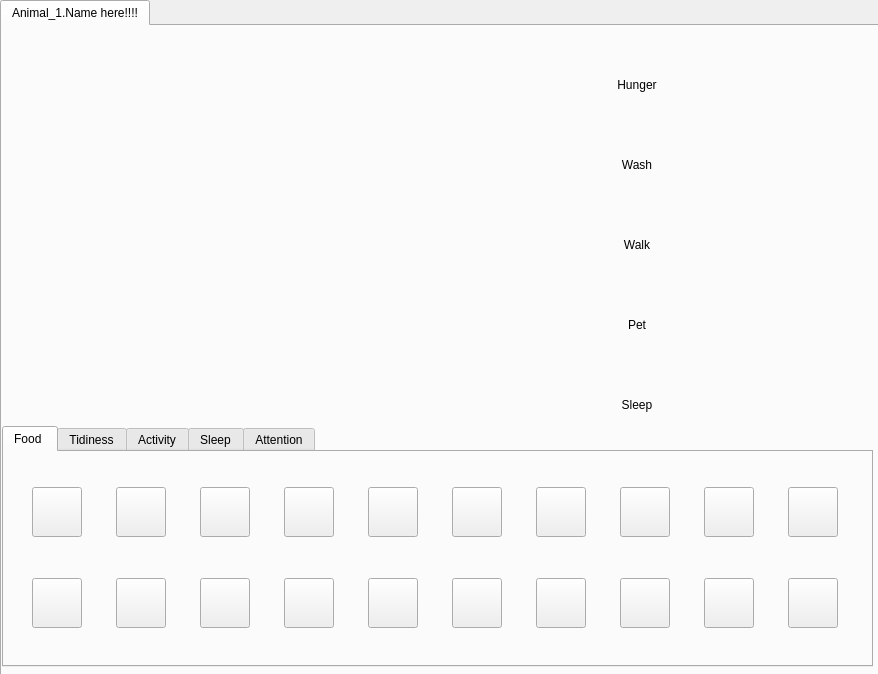
This is animalwindow.ui in lrchva/Tamagotchi as Qt 5 draws it before an edit. The edited form follows.
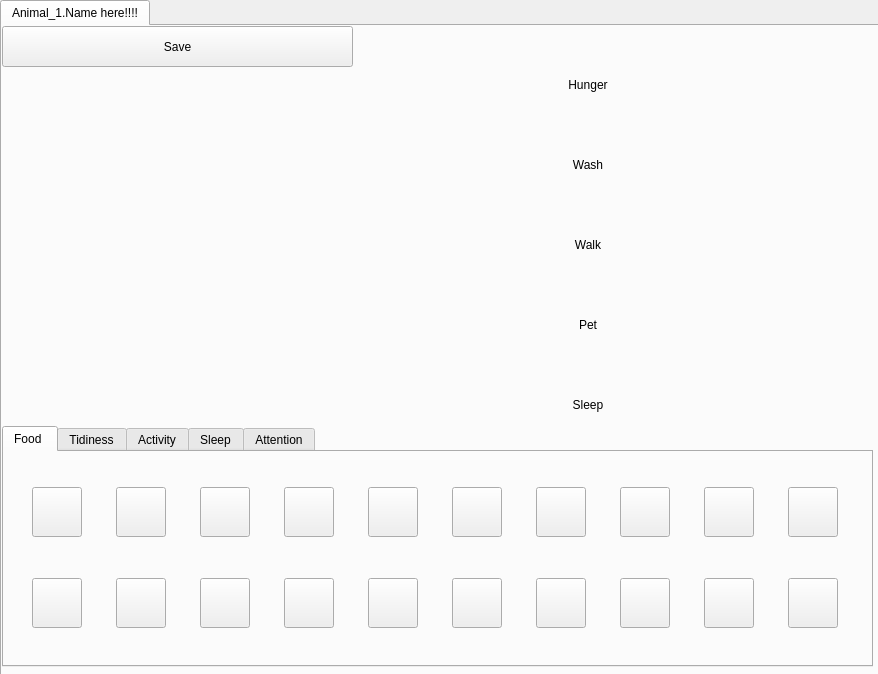
This is the edited form. The open tabs and pages were chosen to show the change. Icons and pictures are not drawn.

The edit to the form file:
```diff
--- a/animalwindow.ui
+++ b/animalwindow.ui
@@ -39,15 +39,15 @@
      <property name="geometry">
       <rect>
        <x>0</x>
-       <y>0</y>
-       <width>400</width>
-       <height>400</height>
+       <y>40</y>
+       <width>350</width>
+       <height>350</height>
       </rect>
      </property>
      <property name="minimumSize">
       <size>
-       <width>400</width>
-       <height>400</height>
+       <width>350</width>
+       <height>350</height>
       </size>
      </property>
      <property name="frameShadow">
@@ -3288,9 +3288,9 @@
     <widget class="QWidget" name="layoutWidget">
      <property name="geometry">
       <rect>
-       <x>410</x>
+       <x>361</x>
        <y>0</y>
-       <width>452</width>
+       <width>501</width>
        <height>401</height>
       </rect>
      </property>
@@ -3580,6 +3580,19 @@
       </item>
      </layout>
     </widget>
+    <widget class="QPushButton" name="t1_saveButton">
+     <property name="geometry">
+      <rect>
+       <x>0</x>
+       <y>0</y>
+       <width>351</width>
+       <height>41</height>
+      </rect>
+     </property>
+     <property name="text">
+      <string>Save</string>
+     </property>
+    </widget>
    </widget>
   </widget>
  </widget>
```
Left out of the diff: 2 changed lines with no effect on the pictures.
